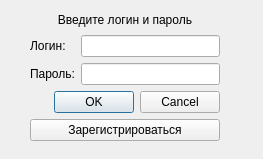
Qt form UI/login.ui (Klef99/yandexlyceum-pyqt) before a commit.
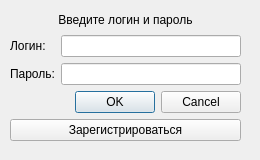
The same form after that commit. Icons and pictures are not drawn.

The edit to the form file:
```diff
--- a/UI/login.ui
+++ b/UI/login.ui
@@ -6,8 +6,8 @@
    <rect>
     <x>0</x>
     <y>0</y>
-    <width>263</width>
-    <height>159</height>
+    <width>260</width>
+    <height>160</height>
    </rect>
   </property>
   <property name="windowTitle">
@@ -20,9 +20,9 @@
   <widget class="QWidget" name="">
    <property name="geometry">
     <rect>
-     <x>30</x>
+     <x>10</x>
      <y>10</y>
-     <width>190</width>
+     <width>231</width>
      <height>131</height>
     </rect>
    </property>
```
